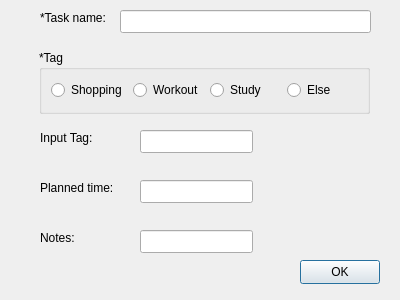
Qt form qt_proj/Modify_schedule.ui (HappyFern666/QT-project) before a commit.
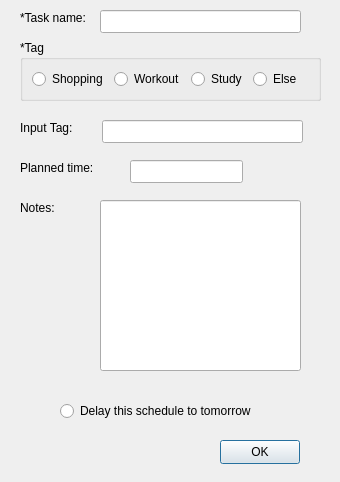
The same form after that commit.

Patch:
```diff
--- a/qt_proj/Modify_schedule.ui
+++ b/qt_proj/Modify_schedule.ui
@@ -6,8 +6,8 @@
    <rect>
     <x>0</x>
     <y>0</y>
-    <width>400</width>
-    <height>300</height>
+    <width>340</width>
+    <height>482</height>
    </rect>
   </property>
   <property name="windowTitle">
@@ -16,8 +16,8 @@
   <widget class="QLabel" name="label_2">
    <property name="geometry">
     <rect>
-     <x>40</x>
-     <y>180</y>
+     <x>20</x>
+     <y>160</y>
      <width>91</width>
      <height>16</height>
     </rect>
@@ -29,9 +29,9 @@
   <widget class="QLineEdit" name="lineEdit_3">
    <property name="geometry">
     <rect>
-     <x>140</x>
-     <y>130</y>
-     <width>113</width>
+     <x>102</x>
+     <y>120</y>
+     <width>201</width>
      <height>23</height>
     </rect>
    </property>
@@ -39,7 +39,7 @@
   <widget class="QLabel" name="label">
    <property name="geometry">
     <rect>
-     <x>40</x>
+     <x>20</x>
      <y>10</y>
      <width>71</width>
      <height>16</height>
@@ -52,9 +52,9 @@
   <widget class="QLineEdit" name="lineEdit">
    <property name="geometry">
     <rect>
-     <x>120</x>
+     <x>100</x>
      <y>10</y>
-     <width>251</width>
+     <width>201</width>
      <height>23</height>
     </rect>
    </property>
@@ -62,8 +62,8 @@
   <widget class="QLabel" name="label_3">
    <property name="geometry">
     <rect>
-     <x>40</x>
-     <y>130</y>
+     <x>20</x>
+     <y>120</y>
      <width>61</width>
      <height>16</height>
     </rect>
@@ -75,18 +75,18 @@
   <widget class="QLineEdit" name="lineEdit_4">
    <property name="geometry">
     <rect>
-     <x>140</x>
-     <y>230</y>
-     <width>113</width>
-     <height>23</height>
+     <x>100</x>
+     <y>200</y>
+     <width>201</width>
+     <height>171</height>
     </rect>
    </property>
   </widget>
   <widget class="QPushButton" name="confirmButton">
    <property name="geometry">
     <rect>
-     <x>300</x>
-     <y>260</y>
+     <x>220</x>
+     <y>440</y>
      <width>80</width>
      <height>24</height>
     </rect>
@@ -98,8 +98,8 @@
   <widget class="QLineEdit" name="lineEdit_2">
    <property name="geometry">
     <rect>
-     <x>140</x>
-     <y>180</y>
+     <x>130</x>
+     <y>160</y>
      <width>113</width>
      <height>23</height>
     </rect>
@@ -108,10 +108,10 @@
   <widget class="QGroupBox" name="groupBox">
    <property name="geometry">
     <rect>
-     <x>39</x>
-     <y>50</y>
-     <width>331</width>
-     <height>64</height>
+     <x>20</x>
+     <y>40</y>
+     <width>301</width>
+     <height>61</height>
     </rect>
    </property>
    <property name="title">
@@ -151,8 +151,8 @@
   <widget class="QLabel" name="label_4">
    <property name="geometry">
     <rect>
-     <x>40</x>
-     <y>230</y>
+     <x>20</x>
+     <y>200</y>
      <width>54</width>
      <height>16</height>
     </rect>
@@ -161,6 +161,19 @@
     <string>Notes:</string>
    </property>
   </widget>
+  <widget class="QRadioButton" name="DelayButton">
+   <property name="geometry">
+    <rect>
+     <x>60</x>
+     <y>400</y>
+     <width>221</width>
+     <height>22</height>
+    </rect>
+   </property>
+   <property name="text">
+    <string>Delay this schedule to tomorrow</string>
+   </property>
+  </widget>
  </widget>
  <resources/>
  <connections/>
```
